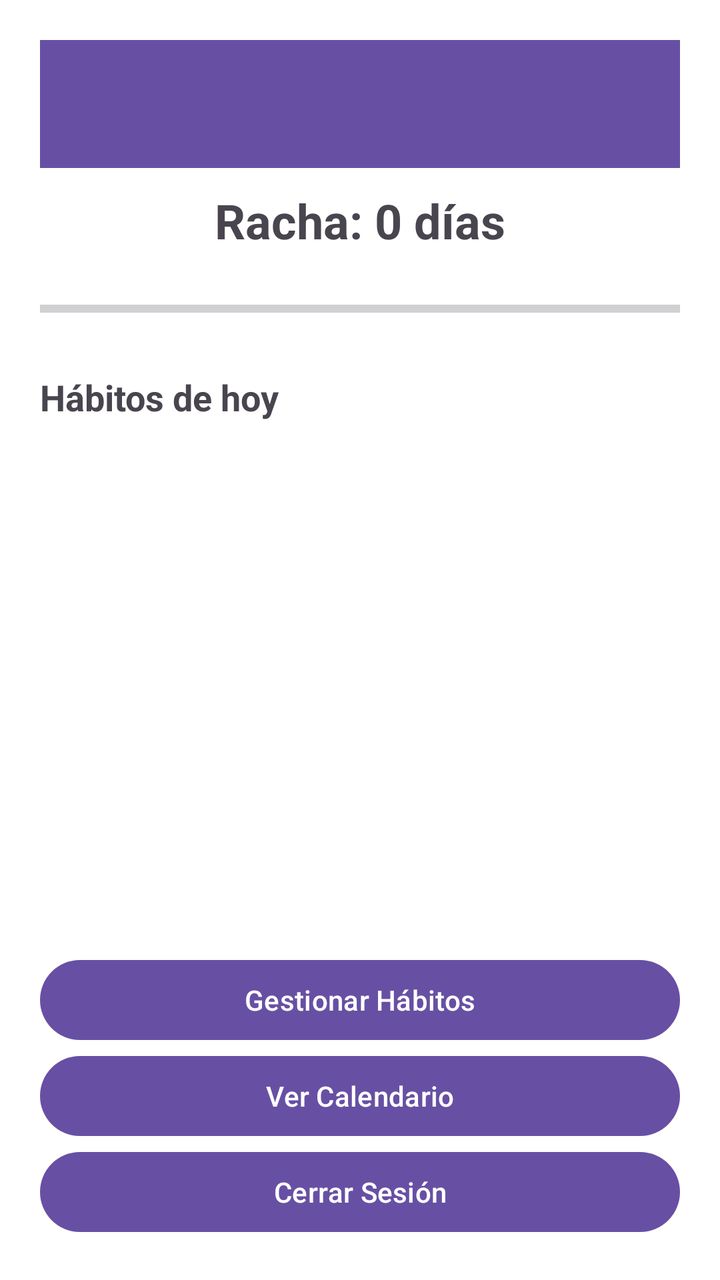
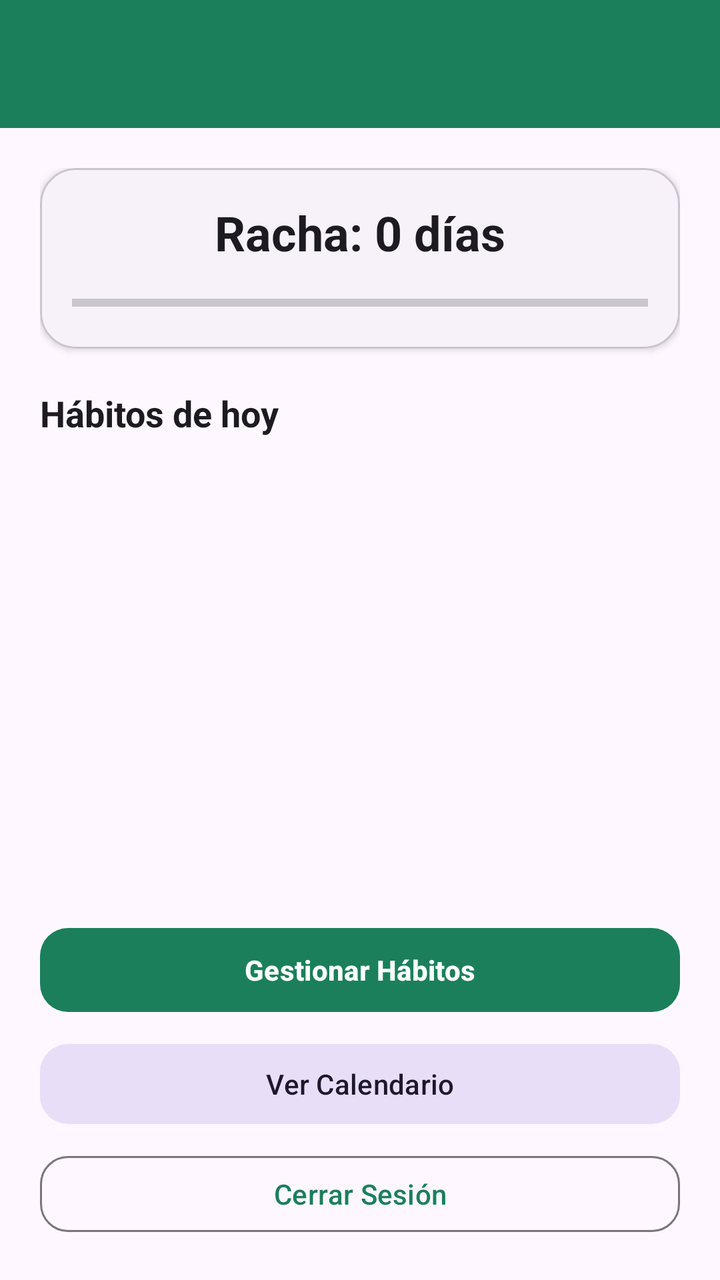

The first picture is an Android layout as it rendered before a commit; the second is the same layout after the commit. The layout source and the unified diff follow.
<!-- AndroidManifest.xml: application theme Theme.HabiTrack -->
<!-- res/layout/activity_main.xml -->
<?xml version="1.0" encoding="utf-8"?>
<LinearLayout xmlns:android="http://schemas.android.com/apk/res/android"
    xmlns:app="http://schemas.android.com/apk/res-auto"
    android:id="@+id/main"
    android:layout_width="match_parent"
    android:layout_height="match_parent"
    android:orientation="vertical"
    android:padding="20dp">

    <androidx.appcompat.widget.Toolbar
        android:id="@+id/toolbar"
        android:layout_width="match_parent"
        android:layout_height="?attr/actionBarSize"
        android:background="?attr/colorPrimary"
        android:elevation="4dp"
        android:theme="@style/ThemeOverlay.AppCompat.Dark.ActionBar"
        app:popupTheme="@style/ThemeOverlay.AppCompat.Light" />

    <TextView
        android:id="@+id/tvRacha"
        android:layout_width="match_parent"
        android:layout_height="wrap_content"
        android:layout_marginTop="10dp"
        android:gravity="center"
        android:text="Racha: 0 días"
        android:textSize="24sp"
        android:textStyle="bold" />

    <ProgressBar
        android:id="@+id/progressBarHabitos"
        style="?android:attr/progressBarStyleHorizontal"
        android:layout_width="match_parent"
        android:layout_height="24dp"
        android:layout_marginTop="16dp"
        android:layout_marginBottom="20dp"
        android:max="100"
        android:progress="0" />

    <TextView
        android:layout_width="match_parent"
        android:layout_height="wrap_content"
        android:layout_marginBottom="8dp"
        android:text="Hábitos de hoy"
        android:textSize="18sp"
        android:textStyle="bold" />

    <ScrollView
        android:layout_width="match_parent"
        android:layout_height="0dp"
        android:layout_weight="1">

        <LinearLayout
            android:id="@+id/layoutContenedorHabitos"
            android:layout_width="match_parent"
            android:layout_height="wrap_content"
            android:orientation="vertical" />
    </ScrollView>

    <LinearLayout
        android:layout_width="match_parent"
        android:layout_height="wrap_content"
        android:layout_marginTop="12dp"
        android:orientation="vertical">

        <Button
            android:id="@+id/btnAgregarHabito"
            android:layout_width="match_parent"
            android:layout_height="wrap_content"
            android:text="Gestionar Hábitos" />

        <Button
            android:id="@+id/btnVerCalendario"
            android:layout_width="match_parent"
            android:layout_height="wrap_content"
            android:text="Ver Calendario" />

        <Button
            android:id="@+id/btnCerrarSesion"
            android:layout_width="match_parent"
            android:layout_height="wrap_content"
            android:text="Cerrar Sesión" />

    </LinearLayout>

</LinearLayout>
<!-- resources referenced by this layout -->
<resources>
  <style name="Theme.HabiTrack" parent="Base.Theme.HabiTrack" />
  <style name="Base.Theme.HabiTrack" parent="Theme.Material3.Light.NoActionBar">
  
          <item name="android:windowBackground">@android:color/white</item>
          <item name="android:textColorPrimary">@android:color/black</item>
  
      </style>
</resources>

<!-- the commit's change to res/layout/activity_main.xml (unified diff, before → after) -->
@@ -4,8 +4,8 @@
     android:id="@+id/main"
     android:layout_width="match_parent"
     android:layout_height="match_parent"
-    android:orientation="vertical"
-    android:padding="20dp">
+    android:background="?attr/colorSurface"
+    android:orientation="vertical">
 
     <androidx.appcompat.widget.Toolbar
         android:id="@+id/toolbar"
@@ -16,69 +16,111 @@
         android:theme="@style/ThemeOverlay.AppCompat.Dark.ActionBar"
         app:popupTheme="@style/ThemeOverlay.AppCompat.Light" />
 
-    <TextView
-        android:id="@+id/tvRacha"
+    <LinearLayout
         android:layout_width="match_parent"
-        android:layout_height="wrap_content"
-        android:layout_marginTop="10dp"
-        android:gravity="center"
-        android:text="Racha: 0 días"
-        android:textSize="24sp"
-        android:textStyle="bold" />
+        android:layout_height="match_parent"
+        android:orientation="vertical"
+        android:padding="20dp">
 
-    <ProgressBar
-        android:id="@+id/progressBarHabitos"
-        style="?android:attr/progressBarStyleHorizontal"
-        android:layout_width="match_parent"
-        android:layout_height="24dp"
-        android:layout_marginTop="16dp"
-        android:layout_marginBottom="20dp"
-        android:max="100"
-        android:progress="0" />
+        <com.google.android.material.card.MaterialCardView
+            android:id="@+id/cardResumenHabitos"
+            android:layout_width="match_parent"
+            android:layout_height="wrap_content"
+            app:cardBackgroundColor="?attr/colorSurfaceContainerLow"
+            app:cardCornerRadius="18dp"
+            app:cardElevation="2dp"
+            app:strokeColor="?attr/colorOutlineVariant"
+            app:strokeWidth="1dp">
 
-    <TextView
-        android:layout_width="match_parent"
-        android:layout_height="wrap_content"
-        android:layout_marginBottom="8dp"
-        android:text="Hábitos de hoy"
-        android:textSize="18sp"
-        android:textStyle="bold" />
+            <LinearLayout
+                android:layout_width="match_parent"
+                android:layout_height="wrap_content"
+                android:orientation="vertical"
+                android:padding="16dp">
 
-    <ScrollView
-        android:layout_width="match_parent"
-        android:layout_height="0dp"
-        android:layout_weight="1">
+                <TextView
+                    android:id="@+id/tvRacha"
+                    android:layout_width="match_parent"
+                    android:layout_height="wrap_content"
+                    android:gravity="center"
+                    android:text="Racha: 0 días"
+                    android:textColor="?attr/colorOnSurface"
+                    android:textSize="24sp"
+                    android:textStyle="bold" />
+
+                <ProgressBar
+                    android:id="@+id/progressBarHabitos"
+                    style="?android:attr/progressBarStyleHorizontal"
+                    android:layout_width="match_parent"
+                    android:layout_height="14dp"
+                    android:layout_marginTop="12dp"
+                    android:max="100"
+                    android:progress="0" />
+            </LinearLayout>
+        </com.google.android.material.card.MaterialCardView>
+
+        <TextView
+            android:id="@+id/tvTituloHabitosHoy"
+            android:layout_width="match_parent"
+            android:layout_height="wrap_content"
+            android:layout_marginTop="20dp"
+            android:layout_marginBottom="8dp"
+            android:text="Hábitos de hoy"
+            android:textColor="?attr/colorOnSurface"
+            android:textSize="18sp"
+            android:textStyle="bold" />
+
+        <ScrollView
+            android:id="@+id/scrollHabitos"
+            android:layout_width="match_parent"
+            android:layout_height="0dp"
+            android:layout_weight="1"
+            android:clipToPadding="false"
+            android:paddingBottom="8dp">
+
+            <LinearLayout
+                android:id="@+id/layoutContenedorHabitos"
+                android:layout_width="match_parent"
+                android:layout_height="wrap_content"
+                android:orientation="vertical" />
+        </ScrollView>
 
         <LinearLayout
-            android:id="@+id/layoutContenedorHabitos"
             android:layout_width="match_parent"
             android:layout_height="wrap_content"
-            android:orientation="vertical" />
-    </ScrollView>
+            android:layout_marginTop="12dp"
+            android:orientation="vertical">
 
-    <LinearLayout
-        android:layout_width="match_parent"
-        android:layout_height="wrap_content"
-        android:layout_marginTop="12dp"
-        android:orientation="vertical">
+            <com.google.android.material.button.MaterialButton
+                android:id="@+id/btnAgregarHabito"
+                android:layout_width="match_parent"
+                android:layout_height="50dp"
+                android:text="Gestionar Hábitos"
+                android:textAllCaps="false"
+                android:textStyle="bold"
+                app:cornerRadius="14dp" />
 
-        <Button
-            android:id="@+id/btnAgregarHabito"
-            android:layout_width="match_parent"
-            android:layout_height="wrap_content"
-            android:text="Gestionar Hábitos" />
+            <com.google.android.material.button.MaterialButton
+                android:id="@+id/btnVerCalendario"
+                style="@style/Widget.Material3.Button.TonalButton"
+                android:layout_width="match_parent"
+                android:layout_height="48dp"
+                android:layout_marginTop="8dp"
+                android:text="Ver Calendario"
+                android:textAllCaps="false"
+                app:cornerRadius="14dp" />
 
-        <Button
-            android:id="@+id/btnVerCalendario"
-            android:layout_width="match_parent"
-            android:layout_height="wrap_content"
-            android:text="Ver Calendario" />
+            <com.google.android.material.button.MaterialButton
+                android:id="@+id/btnCerrarSesion"
+                style="@style/Widget.Material3.Button.OutlinedButton"
+                android:layout_width="match_parent"
+                android:layout_height="46dp"
+                android:layout_marginTop="8dp"
+                android:text="Cerrar Sesión"
+                android:textAllCaps="false"
+                app:cornerRadius="14dp" />
 
-        <Button
-            android:id="@+id/btnCerrarSesion"
-            android:layout_width="match_parent"
-            android:layout_height="wrap_content"
-            android:text="Cerrar Sesión" />
+        </LinearLayout>
 
     </LinearLayout>
 
<!-- resource entries referenced after the edit -->
@@ -5,7 +5,11 @@
   
           <item name="android:windowBackground">@android:color/white</item>
           <item name="android:textColorPrimary">@android:color/black</item>
+          <item name="colorPrimary">@color/ht_primary</item>
+          <item name="colorOnPrimary">@color/ht_on_primary</item>
   
       </style>
+  <color name="ht_primary">#1B7F5C</color>
+  <color name="ht_on_primary">#FFFFFF</color>
 </resources>
 
